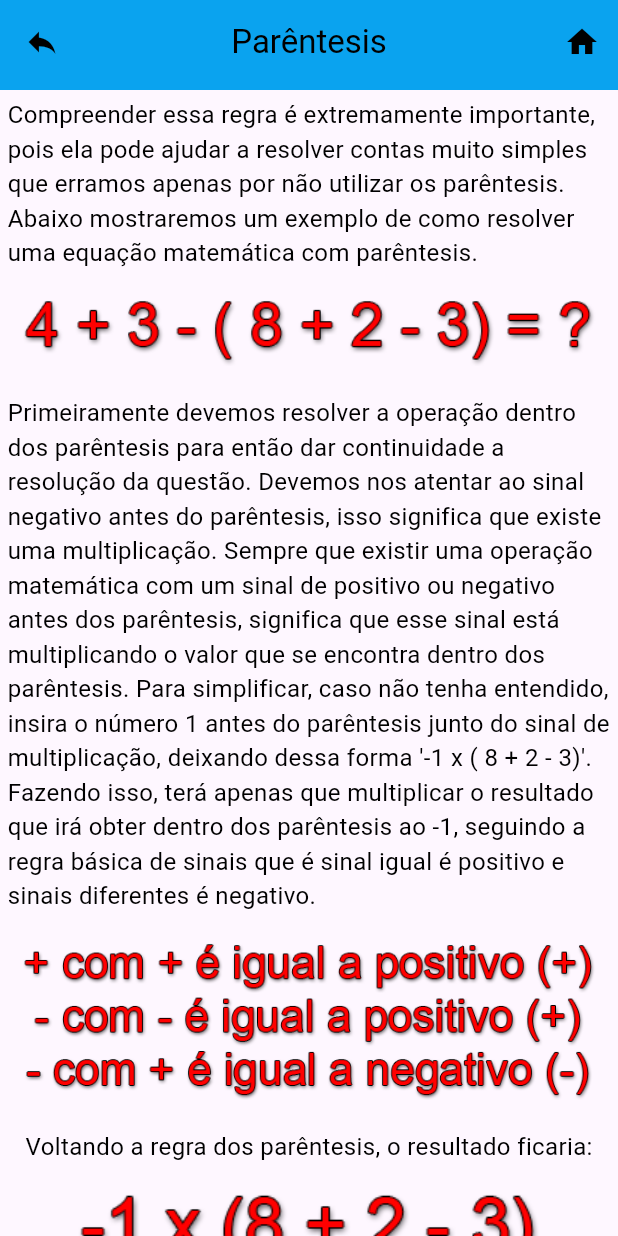
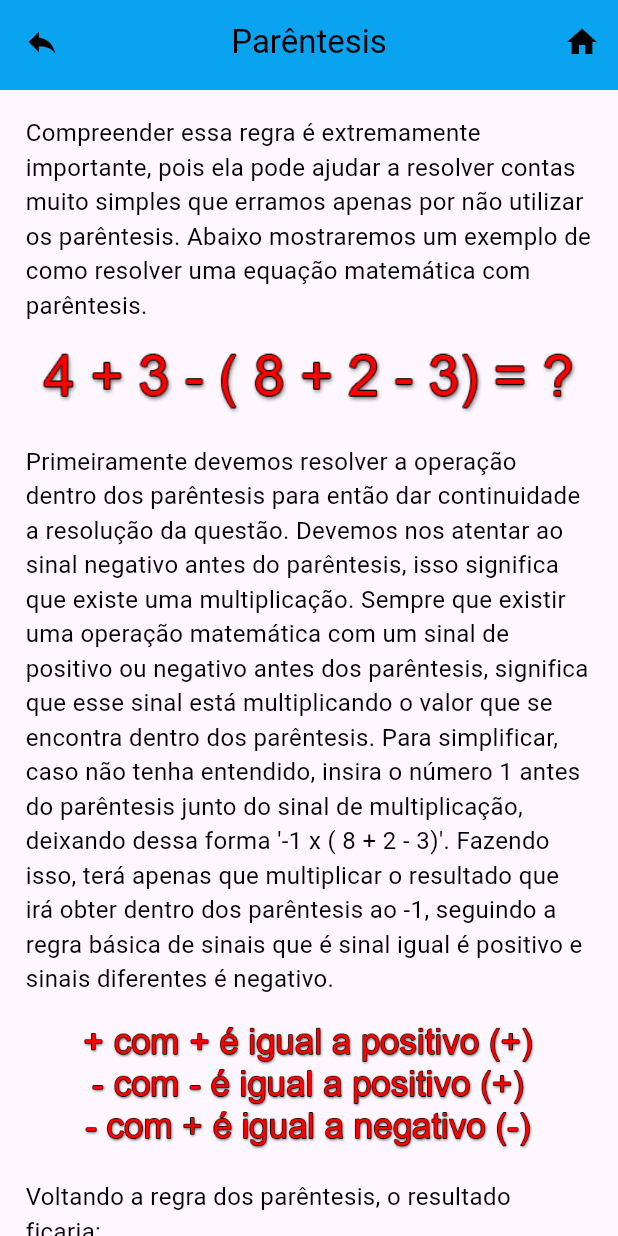
Before and after one commit to ricardo-gsilva/exemplifica-app, a Flutter app: the ParentesisPage screen opened directly, on a phone screen of 412 x 824 dp. Run offline on Flutter 3.47's test engine with Material 3 defaults, Android fonts, the phone set to English and light mode, and no system bars; our stand-ins replace package_info_plus.

Commit message:
refatorando lista de conteudo

```diff
--- a/lib/utils/constants/core_strings_assets.dart
+++ b/lib/utils/constants/core_strings_assets.dart
@@ -103,4 +103,12 @@ class CoreStringsAssets {
   static const String regra_de3_assets_12 = "images/operacoes/regra_de3/regra_de3_12.png";
   static const String regra_de3_assets_13 = "images/operacoes/regra_de3/regra_de3_13.png";
 
+  //Parentesis
+  static const String parentesis_assets_1 = "images/parentesis/parentesis_1.png";
+  static const String parentesis_assets_2 = "images/parentesis/parentesis_2.png";
+  static const String parentesis_assets_3 = "images/parentesis/parentesis_3.png";
+  static const String parentesis_assets_4 = "images/parentesis/parentesis_4.png";
+  static const String parentesis_assets_5 = "images/parentesis/parentesis_5.png";
+  static const String parentesis_assets_6 = "images/parentesis/parentesis_6.png";
+  static const String parentesis_assets_7 = "images/parentesis/parentesis_7.png";
 }
--- a/lib/widgets/page/parentesis_page.dart
+++ b/lib/widgets/page/parentesis_page.dart
@@ -13,6 +13,7 @@ class ParentesisPage extends StatelessWidget {
   @override
   Widget build(BuildContext context) {
     double width = MediaQuery.of(context).size.width;
+    double height = MediaQuery.of(context).size.height;
     return CustomScaffold(
       titleAppBar: CustomText(
         title: CoreStrings.titleParentesis,
@@ -30,6 +31,7 @@ class ParentesisPage extends StatelessWidget {
       ],
       body: ParentesisTemplate(
         width: width,
+        height: height,
       ),
     );
   }
--- a/lib/widgets/templates/parentesis_template.dart
+++ b/lib/widgets/templates/parentesis_template.dart
@@ -1,62 +1,58 @@
-// ignore_for_file: public_member_api_docs, sort_constructors_first
+import 'package:exemplifica/model/assets_model.dart';
+import 'package:exemplifica/utils/constants/core_strings_assets.dart';
+import 'package:exemplifica/widgets/molecules/content_list.dart';
 import 'package:flutter/material.dart';
-
 import 'package:exemplifica/utils/constants/strings/strings_parentesis.dart';
-import 'package:exemplifica/widgets/atoms/custom_image_asset.dart';
-import 'package:exemplifica/widgets/atoms/custom_text.dart';
 
 class ParentesisTemplate extends StatelessWidget {
   final double width;
+  final double height;
   const ParentesisTemplate({
     Key? key,
     required this.width,
+    required this.height,
   }) : super(key: key);
 
   @override
   Widget build(BuildContext context) {
     return SingleChildScrollView(
+      child: Padding(
+        padding: const EdgeInsets.all(12.0),
         child: Column(
           children: <Widget>[
-            CustomText(title: CoreStringsParentesis.text1_parentesis,),
-            CustomImageAsset(
-              asset: "images/parentesis/parentesis_1.png",
-              width: width * 0.6,
-            ),
-            CustomText(title: CoreStringsParentesis.text2_parentesis,),
-            CustomImageAsset(
-              asset: "images/parentesis/parentesis_2.png",
-              width: width * 0.7,
-            ),
-            CustomText(title: CoreStringsParentesis.text3_parentesis,),
-            CustomImageAsset(
-              asset: "images/parentesis/parentesis_3.png",
-              width: width * 0.4,
-            ),
-            CustomText(title: CoreStringsParentesis.text4_parentesis,),
-            CustomImageAsset(
-              asset: "images/parentesis/parentesis_4.png",
-              width: width * 0.6,
-            ),
-            CustomText(title: CoreStringsParentesis.text5_parentesis,),
-            CustomImageAsset(
-              asset: "images/parentesis/parentesis_5.png",
-              width: width * 0.6,
-            ),
-            CustomText(title: CoreStringsParentesis.text6_parentesis,),
-            CustomImageAsset(
-              asset: "images/parentesis/parentesis_6.png",
-              width: width * 0.4,
-            ),
-            CustomText(title: CoreStringsParentesis.text7_parentesis,),
-            Padding(
-              padding: const EdgeInsets.only(bottom: 35),
-              child: CustomImageAsset(
-                asset: "images/parentesis/parentesis_7.png",
-                width: width * 0.4,
-              ),
+            ContentList(
+              stringsAndAssets: [
+                StringsAndAssetsModel(
+                    title: CoreStringsParentesis.text1_parentesis),
+                StringsAndAssetsModel(
+                    title: CoreStringsAssets.parentesis_assets_1, height: height * 0.05),
+                StringsAndAssetsModel(
+                    title: CoreStringsParentesis.text2_parentesis),
+                StringsAndAssetsModel(
+                    title: CoreStringsAssets.parentesis_assets_2, height: height * 0.1),
+                StringsAndAssetsModel(
+                    title: CoreStringsParentesis.text3_parentesis),
+                StringsAndAssetsModel(
+                    title: CoreStringsAssets.parentesis_assets_3, height: height * 0.1),
+                StringsAndAssetsModel(
+                    title: CoreStringsParentesis.text4_parentesis),
+                StringsAndAssetsModel(
+                    title: CoreStringsParentesis.text5_parentesis),
+                StringsAndAssetsModel(
+                    title: CoreStringsAssets.parentesis_assets_5, height: height * 0.05),
+                StringsAndAssetsModel(
+                    title: CoreStringsParentesis.text6_parentesis),
+                StringsAndAssetsModel(
+                    title: CoreStringsAssets.parentesis_assets_6, height: height * 0.05),
+                StringsAndAssetsModel(
+                    title: CoreStringsParentesis.text7_parentesis),
+                StringsAndAssetsModel(
+                    title: CoreStringsAssets.parentesis_assets_7, height: height * 0.1),
+              ],
             ),
           ],
         ),
-      );
+      ),
+    );
   }
 }
```
